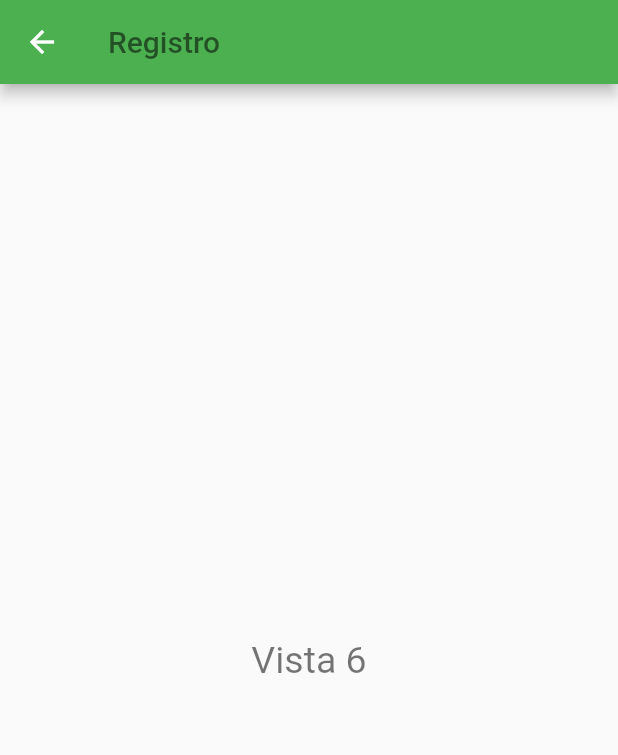
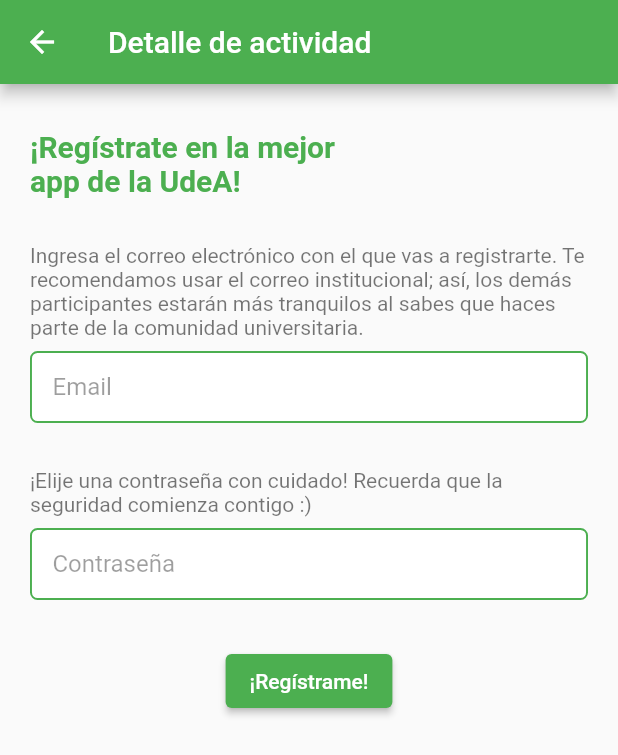
Before and after one commit to DaniJaramillo7/udea-students-group, a Flutter app: the screen it shows after launch, after a tap on "6. Registro", on a phone screen of 412 x 824 dp. Shown: the top 755 px of the screen. Run offline on Flutter 3.47's test engine with Material 2 defaults, Android fonts, the light colour scheme and no system bars; our stand-ins replace firebase_core; accounts and stored records are empty.

Commit message:
feat: add registry page

```diff
--- a/lib/screens/login.screen.dart
+++ b/lib/screens/login.screen.dart
@@ -2,6 +2,7 @@
 
 import 'package:flutter/gestures.dart';
 import 'package:flutter/material.dart';
+import 'package:udea_students_group/screens/login_registry.screen.dart';
 import 'package:udea_students_group/widgets/custom_input.dart';
 
 class LoginScreen extends StatefulWidget {
@@ -72,7 +73,9 @@
                         color: Theme.of(context).primaryColor,
                         fontSize: 14,
                       ),
-                      recognizer: TapGestureRecognizer()..onTap = () {},
+                      recognizer: TapGestureRecognizer()
+                        ..onTap = () => Navigator.of(context)
+                            .pushNamed(LoginRegistryScreen.screenRoute),
                     ),
                   ],
                 ),
--- a/lib/screens/login_registry.screen.dart
+++ b/lib/screens/login_registry.screen.dart
@@ -1,6 +1,7 @@
 import 'package:flutter/material.dart';
+import 'package:udea_students_group/widgets/custom_input.dart';
 
-class LoginRegistryScreen extends StatelessWidget {
+class LoginRegistryScreen extends StatefulWidget {
   static const screenRoute = '/login_registry_screen';
 
   const LoginRegistryScreen({
@@ -8,20 +9,109 @@
   }) : super(key: key);
 
   @override
+  State<LoginRegistryScreen> createState() => _LoginRegistryScreenState();
+}
+
+class _LoginRegistryScreenState extends State<LoginRegistryScreen> {
+  final emailController = TextEditingController();
+  final passController = TextEditingController();
+
+  @override
   Widget build(BuildContext context) {
     return Scaffold(
       appBar: AppBar(
-        title: const Text(
-          'Registro',
-          style: TextStyle(color: Colors.black54),
-        ),
+        title: const Text('Detalle de actividad'),
       ),
-      body: const Center(
-        child: Text(
-          'Vista 6',
-          style: TextStyle(
-            color: Colors.black54,
-            fontSize: 25,
+      body: SingleChildScrollView(
+        child: Padding(
+          padding: const EdgeInsets.symmetric(horizontal: 20.0),
+          child: Column(
+            mainAxisAlignment: MainAxisAlignment.center,
+            children: [
+              const SizedBox(height: 30),
+              Align(
+                alignment: Alignment.centerLeft,
+                child: SizedBox(
+                  width: 220,
+                  child: Text(
+                    '¡Regístrate en la mejor app de la UdeA!',
+                    style: TextStyle(
+                      color: Theme.of(context).primaryColor,
+                      fontSize: 20,
+                      fontWeight: FontWeight.bold,
+                    ),
+                  ),
+                ),
+              ),
+              const SizedBox(height: 30),
+              const Text(
+                'Ingresa el correo electrónico con el que vas a registrarte. Te recomendamos usar el correo institucional; así, los demás participantes estarán más tranquilos al sabes que haces parte de la comunidad universitaria.',
+                style: TextStyle(
+                  color: Colors.black54,
+                ),
+              ),
+              const SizedBox(height: 8),
+              CustomInput(
+                inputController: emailController,
+                textInputType: TextInputType.emailAddress,
+                hintText: 'Email',
+              ),
+              const SizedBox(height: 30),
+              const Text(
+                '¡Elije una contraseña con cuidado! Recuerda que la seguridad comienza contigo :)',
+                style: TextStyle(
+                  color: Colors.black54,
+                ),
+              ),
+              const SizedBox(height: 8),
+              CustomInput(
+                inputController: passController,
+                textInputType: TextInputType.visiblePassword,
+                hintText: 'Contraseña',
+              ),
+              const SizedBox(height: 30),
+
+              ElevatedButton(
+                onPressed: () async {},
+                child: const Text('¡Regístrame!'),
+              ),
+              // SizedBox(
+              //   width: logoWidth,
+              //   child: Image.asset('assets/logo.png'),
+              // ),
+              // const SizedBox(height: 30),
+              // CustomInput(inputController: inputController),
+              // const SizedBox(height: 30),
+              // CustomInput(inputController: inputController),
+              // const SizedBox(height: 30),
+              // ElevatedButton(
+              //   onPressed: () async {},
+              //   child: const Text('Ingresar'),
+              // ),
+              // const SizedBox(height: 30),
+              // RichText(
+              //   text: TextSpan(
+              //     children: [
+              //       const TextSpan(
+              //         text: '¿No tienes una cuenta? ',
+              //         style: TextStyle(
+              //           color: Colors.black54,
+              //           fontSize: 14,
+              //         ),
+              //       ),
+              //       TextSpan(
+              //         text: '¡Regístrate aquí!',
+              //         style: TextStyle(
+              //           color: Theme.of(context).primaryColor,
+              //           fontSize: 14,
+              //         ),
+              //         recognizer: TapGestureRecognizer()..onTap = () {},
+              //       ),
+              //     ],
+              //   ),
+              // ),
+              // const SizedBox(height: 30),
+            ],
           ),
         ),
       ),
```
